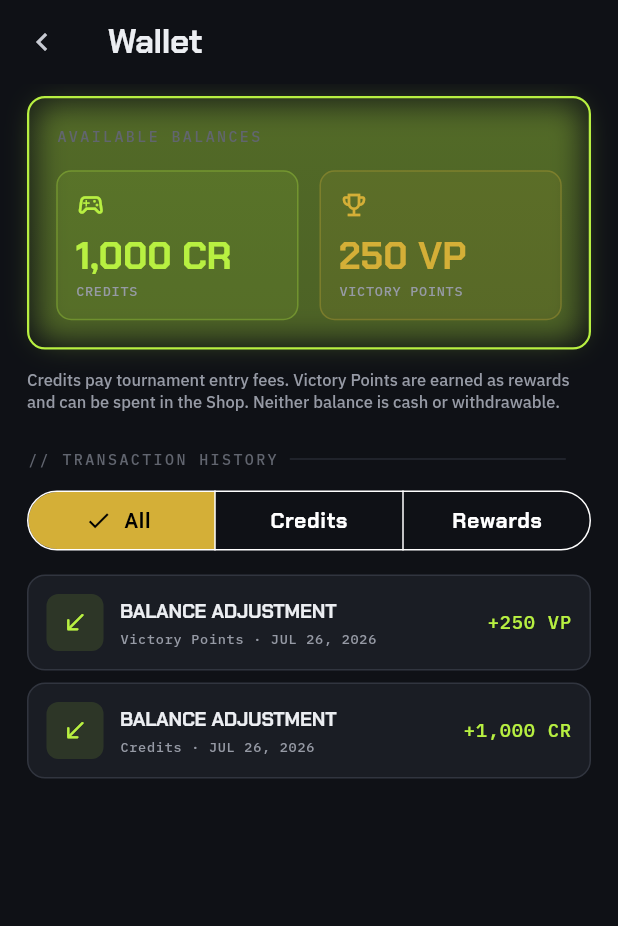
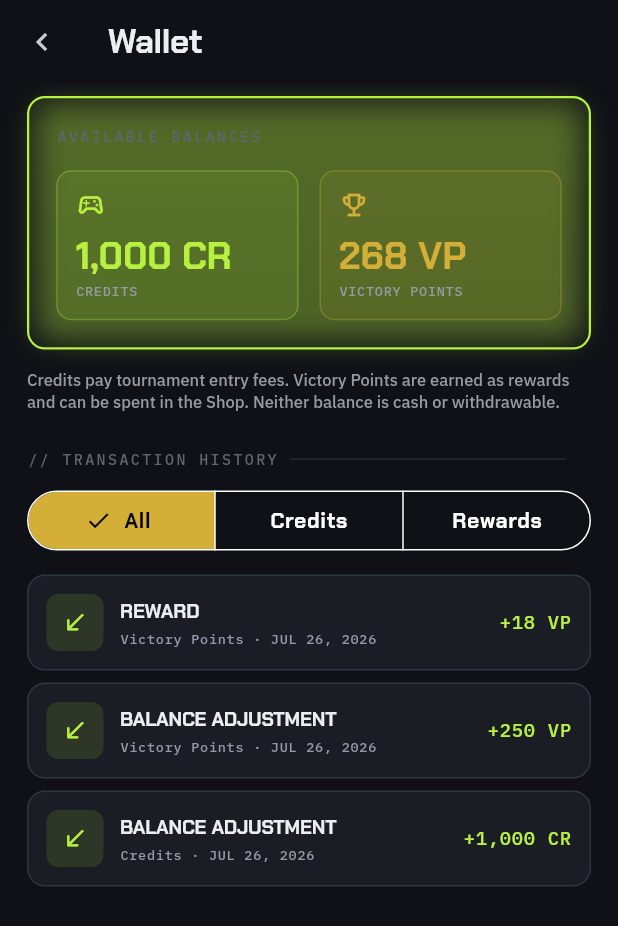
Before and after one commit to JSON-FX/labaan, a Flutter app: the WalletScreen screen opened by its route, on a phone screen of 412 x 824 dp. Shown: the top 926 px of the screen. Run offline on Flutter 3.47's test engine with Material 3 defaults, Android fonts, the phone set to English and light mode, and no system bars; our stand-ins replace app_links, firebase_auth, firebase_core, firebase_messaging, flutter_riverpod, go_router and 5 more; accounts and stored records are empty; project files that could hold a hidden picture were left out.

Commit message:
feat(wallet): show tournament reward grants

```diff
--- a/lib/core/data/mock_repos.dart
+++ b/lib/core/data/mock_repos.dart
@@ -17,6 +17,16 @@ Future<T> _delay<T>(T value, [Duration d = _kReadLatency]) =>
 class MockWalletState {
   MockWalletState()
     : transactions = [
+        LbWalletTransaction(
+          entryId: 'wallet_entry_tournament_reward',
+          id: 'wallet_tournament_reward',
+          kind: LbWalletTransactionKind.rewardGrant,
+          currency: LbWalletCurrency.rewardPoint,
+          amount: 18,
+          occurredAt: LbFixtures.now.subtract(const Duration(seconds: 30)),
+          referenceType: 'tournament_reward_grant',
+          referenceId: 'reward_grant_wallet_test_cup',
+        ),
         LbWalletTransaction(
           entryId: 'wallet_entry_reward_seed',
           id: 'wallet_reward_seed',
@@ -40,7 +50,7 @@ class MockWalletState {
       ];
 
   int entryCreditBalance = 1000;
-  int rewardPointBalance = 250;
+  int rewardPointBalance = 268;
   final List<LbWalletTransaction> transactions;
   final Map<String, LbRegistration> registrations = {};
   final Map<String, String> entryKeys = {};
```
Also changed, not shown: 3 other files.
